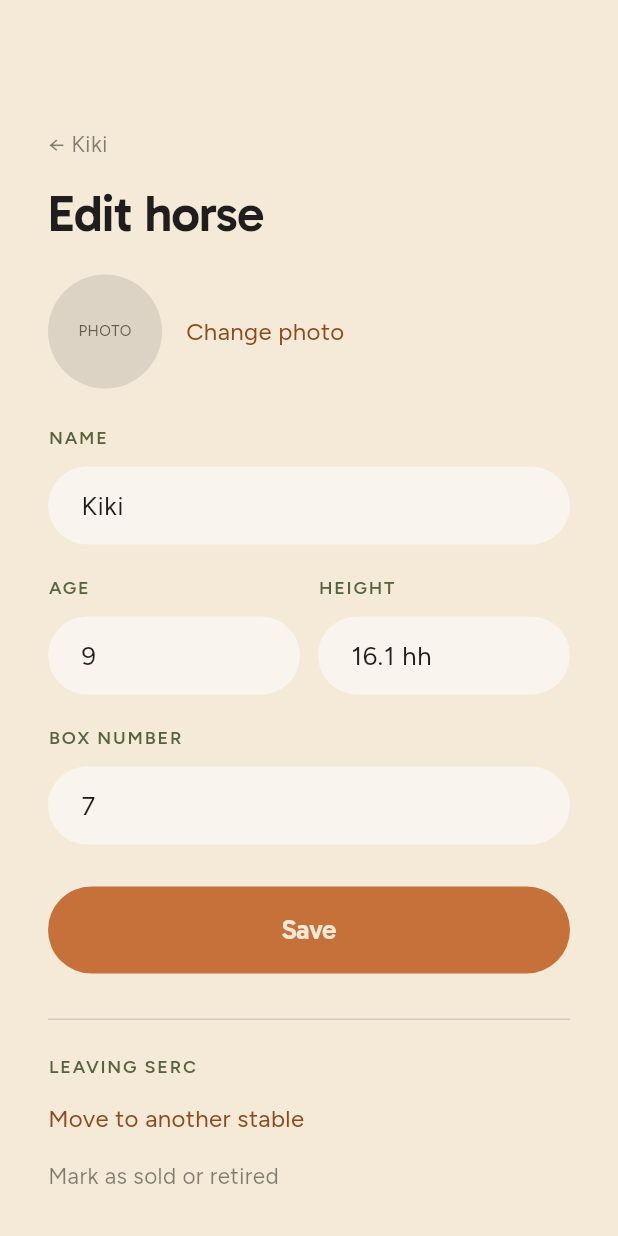
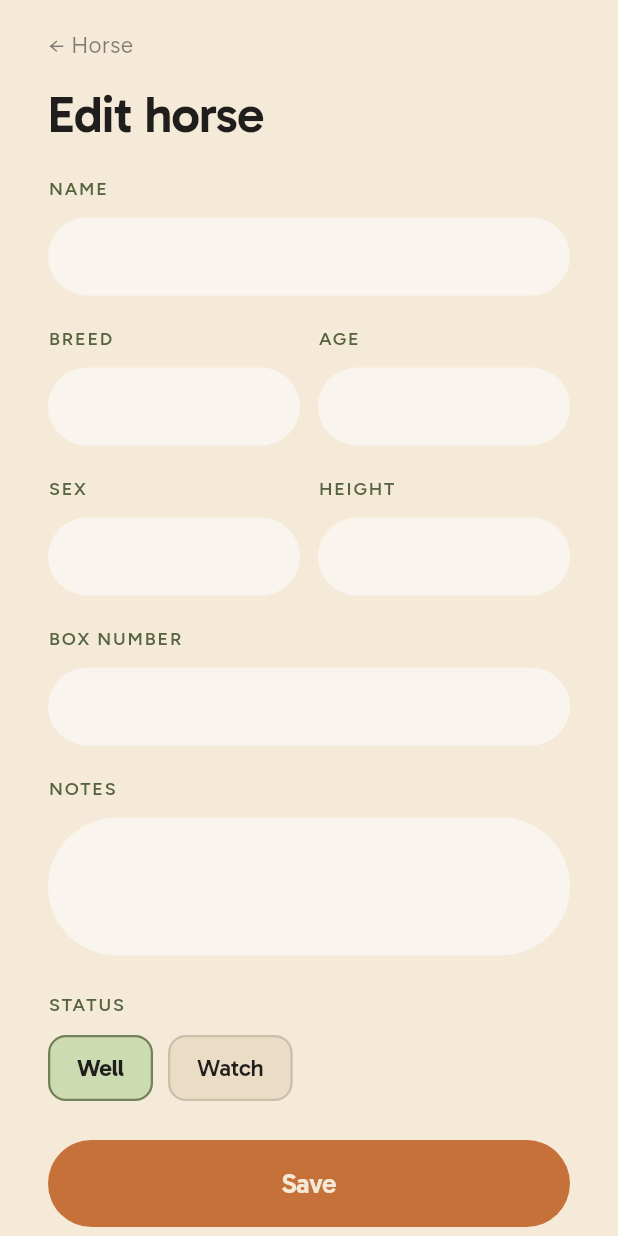
Before and after one commit to khbzyabis/stables-app, a Flutter app: the EditHorseScreen screen opened by its route, on a phone screen of 412 x 824 dp. Run offline on Flutter 3.47's test engine with Material 3 defaults, Android fonts, the phone set to English and light mode, and no system bars; our stand-ins replace file_picker, sentry_flutter, supabase_flutter; missing offline and left inert: posthog_flutter; accounts and stored records are empty.

Commit message:
Wire edit-horse (update/status/remove) and real progress chart from training log

```diff
--- a/lib/data/supabase_service.dart
+++ b/lib/data/supabase_service.dart
@@ -257,6 +257,33 @@ class SupabaseService {
         Analytics.capture('horse_added', {'stable_id': stableId});
         return row;
       });
+
+  /// Update a horse's editable details and/or status. Only members can (RLS).
+  static Future<Map<String, dynamic>> updateHorse(
+    String id, {
+    String? name,
+    String? age,
+    String? breed,
+    String? sex,
+    String? height,
+    String? box,
+    String? notes,
+    String? status,
+  }) =>
+      _db.from('horses').update({
+        'name': ?name,
+        'age': ?age,
+        'breed': ?breed,
+        'sex': ?sex,
+        'height': ?height,
+        'box': ?box,
+        'notes': ?notes,
+        'status': ?status,
+      }).eq('id', id).select().single();
+
+  /// Remove a horse from the stable.
+  static Future<void> deleteHorse(String id) =>
+      _db.from('horses').delete().eq('id', id);
 
   // ---- Schedule activities --------------------------------------------
   static Future<List<Map<String, dynamic>>> activities(String stableId) => _db
--- a/lib/features/horses/edit_horse_screen.dart
+++ b/lib/features/horses/edit_horse_screen.dart
@@ -1,6 +1,7 @@
 import 'package:flutter/material.dart';
 
-import '../../data/horse_detail_data.dart';
+import '../../data/errors.dart';
+import '../../data/supabase_service.dart';
 import '../../l10n/app_localizations.dart';
 import '../../theme/app_theme.dart';
 import '../../theme/tokens.dart';
@@ -10,10 +11,8 @@ import '../../widgets/app_tag.dart';
 import '../../widgets/hairline.dart';
 import '../auth/back_link.dart';
 
-enum _MoveState { idle, asking, sent }
-
-/// Screen 63 — edit a horse, and move her to another stable. Moving needs both
-/// admins to agree; until then nothing changes.
+/// Screen 63 — edit a real horse: change details, flag as one-to-watch, or
+/// remove it from the stable. Saves back to Supabase.
 class EditHorseScreen extends StatefulWidget {
   const EditHorseScreen({super.key});
   static const route = '/edit-horse';
@@ -23,21 +22,123 @@ class EditHorseScreen extends StatefulWidget {
 }
 
 class _EditHorseScreenState extends State<EditHorseScreen> {
-  _MoveState _move = _MoveState.idle;
-  final _name = TextEditingController(text: 'Kiki');
-  final _age = TextEditingController(text: '9');
-  final _height = TextEditingController(text: '16.1 hh');
-  final _box = TextEditingController(text: '7');
-  final _stable = TextEditingController(text: 'Al Marmoom Equestrian');
+  late final Map<String, dynamic> _horse;
+  late final TextEditingController _name;
+  late final TextEditingController _breed;
+  late final TextEditingController _age;
+  late final TextEditingController _sex;
+  late final TextEditingController _height;
+  late final TextEditingController _box;
+  late final TextEditingController _notes;
+  late bool _watch;
+  bool _saving = false;
+  bool _removing = false;
+  bool _initialised = false;
+
+  @override
+  void didChangeDependencies() {
+    super.didChangeDependencies();
+    if (_initialised) return;
+    _initialised = true;
+    _horse = (ModalRoute.of(context)?.settings.arguments
+            as Map<String, dynamic>?) ??
+        const {};
+    String v(String k) => (_horse[k] as String?) ?? '';
+    _name = TextEditingController(text: v('name'));
+    _breed = TextEditingController(text: v('breed'));
+    _age = TextEditingController(text: v('age'));
+    _sex = TextEditingController(text: v('sex'));
+    _height = TextEditingController(text: v('height'));
+    _box = TextEditingController(text: v('box'));
+    _notes = TextEditingController(text: v('notes'));
+    _watch = (_horse['status'] as String?) == 'watch';
+  }
 
   @override
   void dispose() {
     _name.dispose();
+    _breed.dispose();
     _age.dispose();
+    _sex.dispose();
     _height.dispose();
     _box.dispose();
-    _stable.dispose();
+    _notes.dispose();
     super.dispose();
+  }
+
+  String? get _id => _horse['id'] as String?;
+
+  Future<void> _save() async {
+    final id = _id;
+    if (id == null) return;
+    if (_name.text.trim().isEmpty) {
+      ScaffoldMessenger.of(context).showSnackBar(
+          const SnackBar(content: Text('A name is needed.')));
+      return;
+    }
+    setState(() => _saving = true);
+    try {
+      final updated = await SupabaseService.updateHorse(
+        id,
+        name: _name.text.trim(),
+        breed: _breed.text.trim(),
+        age: _age.text.trim(),
+        sex: _sex.text.trim(),
+        height: _height.text.trim(),
+        box: _box.text.trim(),
+        notes: _notes.text.trim(),
+        status: _watch ? 'watch' : 'well',
+      );
+      if (mounted) Navigator.of(context).pop(updated);
+    } catch (e) {
+      AppErrors.report(e);
+      if (mounted) {
+        ScaffoldMessenger.of(context)
+            .showSnackBar(SnackBar(content: Text("Couldn't save: $e")));
+        setState(() => _saving = false);
+      }
+    }
+  }
+
+  Future<void> _remove() async {
+    final id = _id;
+    if (id == null) return;
+    final ok = await showDialog<bool>(
+      context: context,
+      builder: (_) => AlertDialog(
+        backgroundColor: AppColors.bg,
+        title: Text('Remove ${_name.text.trim()}?',
+            style: AppText.heading(22)),
+        content: Text(
+            'This removes the horse and its record from the stable. This '
+            "can't be undone.",
+            style: AppText.body(16, height: 1.5)),
+        actions: [
+          TextButton(
+            onPressed: () => Navigator.of(context).pop(false),
+            child: Text('Keep', style: AppText.body(16)),
+          ),
+          TextButton(
+            onPressed: () => Navigator.of(context).pop(true),
+            child: Text('Remove',
+                style: AppText.heading(16, color: AppColors.accent700)),
+          ),
+        ],
+      ),
+    );
+    if (ok != true) return;
+    setState(() => _removing = true);
+    try {
+      await SupabaseService.deleteHorse(id);
+      if (mounted) Navigator.of(context).pop('removed');
+    } catch (e) {
+      AppErrors.report(e);
+      if (mounted) {
+        ScaffoldMessenger.of(context)
+            .showSnackBar(SnackBar(content: Text("Couldn't remove: $e")));
+        setState(() => _removing = false);
+      }
+    }
   }
 
   @override
@@ -48,37 +149,25 @@ class _EditHorseScreenState extends State<EditHorseScreen> {
       body: SafeArea(
         bottom: false,
         child: ListView(
-          padding: const EdgeInsets.fromLTRB(32, 84, 32, 44),
+          padding: const EdgeInsets.fromLTRB(32, 18, 32, 44),
           children: [
-            const BackLink(label: 'Kiki'),
+            BackLink(label: _name.text.trim().isEmpty ? 'Horse' : _name.text.trim()),
             const SizedBox(height: 18),
             Text(l10n.editHorse, style: AppText.heading(34, height: 1.05)),
             const SizedBox(height: 22),
-            Row(
-              children: [
-                Container(
-                  width: 76,
-                  height: 76,
-                  alignment: Alignment.center,
-                  decoration: const BoxDecoration(
-                      color: AppColors.neutral300, shape: BoxShape.circle),
-                  child: Text('PHOTO',
-                      style: AppText.body(10, color: AppColors.neutral700)),
-                ),
-                const SizedBox(width: 16),
-                GestureDetector(
-                  onTap: () {},
-                  child: Text(l10n.changePhoto,
-                      style: AppText.body(16, color: AppColors.accent700)),
-                ),
-              ],
-            ),
-            const SizedBox(height: 24),
             AppField(label: l10n.detailName, controller: _name),
             const SizedBox(height: 16),
             Row(
               children: [
+                Expanded(child: AppField(label: 'Breed', controller: _breed)),
+                const SizedBox(width: 12),
                 Expanded(child: AppField(label: l10n.detailAge, controller: _age)),
+              ],
+            ),
+            const SizedBox(height: 16),
+            Row(
+              children: [
+                Expanded(child: AppField(label: 'Sex', controller: _sex)),
                 const SizedBox(width: 12),
                 Expanded(
                     child:
@@ -87,101 +176,82 @@ class _EditHorseScreenState extends State<EditHorseScreen> {
             ),
             const SizedBox(height: 16),
             AppField(label: l10n.detailBox, controller: _box),
+            const SizedBox(height: 16),
+            AppField(label: 'Notes', controller: _notes, maxLines: 3),
             const SizedBox(height: 24),
-            AppButton(label: l10n.save, onPressed: () {}),
+            // Status toggle.
+            Text('STATUS', style: AppText.eyebrow()),
+            const SizedBox(height: 10),
+            Row(
+              children: [
+                _StatusChip(
+                  label: l10n.statusWell,
+                  selected: !_watch,
+                  tone: TagTone.sage,
+                  onTap: () => setState(() => _watch = false),
+                ),
+                const SizedBox(width: 10),
+                _StatusChip(
+                  label: l10n.statusWatch,
+                  selected: _watch,
+                  tone: TagTone.accent,
+                  onTap: () => setState(() => _watch = true),
+                ),
+              ],
+            ),
+            const SizedBox(height: 26),
+            if (_saving)
+              const Center(child: CircularProgressIndicator())
+            else
+              AppButton(label: l10n.save, onPressed: _save),
             const SizedBox(height: 30),
             const Hairline(),
             const SizedBox(height: 22),
-            Text('Leaving Serc'.toUpperCase(),
-                style: AppText.eyebrow(color: AppColors.accent2700)),
-            const SizedBox(height: 12),
-            _buildMove(context, l10n),
+            if (_removing)
+              const Center(child: CircularProgressIndicator())
+            else
+              GestureDetector(
+                onTap: _remove,
+                child: Text('Remove from stable',
+                    style: AppText.body(16, color: AppColors.accent700)),
+              ),
           ],
         ),
       ),
     );
   }
+}
 
-  Widget _buildMove(BuildContext context, AppL10n l10n) {
-    switch (_move) {
-      case _MoveState.idle:
-        return Column(
-          crossAxisAlignment: CrossAxisAlignment.start,
-          children: [
-            GestureDetector(
-              onTap: () => setState(() => _move = _MoveState.asking),
-              child: Text(l10n.moveHorse,
-                  style: AppText.body(16, color: AppColors.accent700)),
-            ),
-            const SizedBox(height: 14),
-            GestureDetector(
-              onTap: () {},
-              child: Text('Mark as sold or retired',
-                  style: AppText.body(15, color: AppColors.ink(0.55))),
-            ),
-          ],
-        );
-      case _MoveState.asking:
-        return Column(
-          crossAxisAlignment: CrossAxisAlignment.start,
-          children: [
-            AppField(label: l10n.whichStable, controller: _stable),
-            const SizedBox(height: 18),
-            const Hairline(),
-            for (final (what, value) in HorseDetailData.moveEffects) ...[
-              Padding(
-                padding: const EdgeInsets.symmetric(vertical: 13),
-                child: Row(
-                  crossAxisAlignment: CrossAxisAlignment.start,
-                  children: [
-                    Expanded(
-                        child: Text(what,
-                            style: AppText.body(16, height: 1.4))),
-                    const SizedBox(width: 14),
-                    Text(value,
-                        textAlign: TextAlign.right,
-                        style: AppText.body(15,
-                            color: value == 'Stay here'
-                                ? AppColors.accent700
-                                : AppColors.ink(0.6))),
-                  ],
-                ),
-              ),
-              const Hairline(),
-            ],
-            const SizedBox(height: 20),
-            Row(
-              children: [
-                AppButton(
-                  label: l10n.askStable,
-                  block: false,
-                  minHeight: 52,
-                  fontSize: 16,
-                  onPressed: () => setState(() => _move = _MoveState.sent),
-                ),
-                const SizedBox(width: 10),
-                AppButton(
-                  label: l10n.keepHer,
-                  variant: AppButtonVariant.secondary,
-                  block: false,
-                  minHeight: 52,
-                  fontSize: 16,
-                  onPressed: () => setState(() => _move = _MoveState.idle),
-                ),
-              ],
-            ),
-          ],
-        );
-      case _MoveState.sent:
-        return Column(
-          crossAxisAlignment: CrossAxisAlignment.start,
-          children: [
-            AppTag(l10n.waitingBothAdmins, tone: TagTone.accent),
-            const SizedBox(height: 14),
-            Text(l10n.moveSentBody,
-                style: AppText.body(16, height: 1.6, color: AppColors.ink(0.75))),
-          ],
-        );
-    }
+class _StatusChip extends StatelessWidget {
+  const _StatusChip({
+    required this.label,
+    required this.selected,
+    required this.tone,
+    required this.onTap,
+  });
+  final String label;
+  final bool selected;
+  final TagTone tone;
+  final VoidCallback onTap;
+
+  @override
+  Widget build(BuildContext context) {
+    return GestureDetector(
+      onTap: onTap,
+      child: Container(
+        padding: const EdgeInsets.symmetric(horizontal: 18, vertical: 12),
+        decoration: BoxDecoration(
+          color: selected ? AppColors.accent2300 : AppColors.surface,
+          borderRadius: BorderRadius.circular(12),
+          border: Border.all(
+            color: selected ? AppColors.accent2600 : AppColors.divider,
+            width: 1.5,
+          ),
+        ),
+        child: Text(label,
+            style: AppText.heading(16,
+                weight: selected ? FontWeight.w700 : FontWeight.w500)),
+      ),
+    );
   }
 }
--- a/lib/widgets/app_field.dart
+++ b/lib/widgets/app_field.dart
@@ -19,6 +19,7 @@ class AppField extends StatelessWidget {
     this.textStyle,
     this.autofocus = false,
     this.textAlign = TextAlign.start,
+    this.maxLines = 1,
   });
 
   final String label;
@@ -30,6 +31,7 @@ class AppField extends StatelessWidget {
   final TextStyle? textStyle;
   final bool autofocus;
   final TextAlign textAlign;
+  final int maxLines;
 
   @override
   Widget build(BuildContext context) {
@@ -48,6 +50,7 @@ class AppField extends StatelessWidget {
               obscureText: obscureText,
               autofocus: autofocus,
               textAlign: textAlign,
+              maxLines: obscureText ? 1 : maxLines,
               cursorColor: AppColors.accent,
               style: textStyle ?? AppText.body(17, height: 1.2),
               decoration: InputDecoration(
```
Also changed, not shown: lib/features/home/home_screen.dart (+8 -4 lines), lib/features/horses/horse_record_screen.dart (+29 -6 lines), lib/features/horses/progress_screen.dart (+126 -52 lines).
